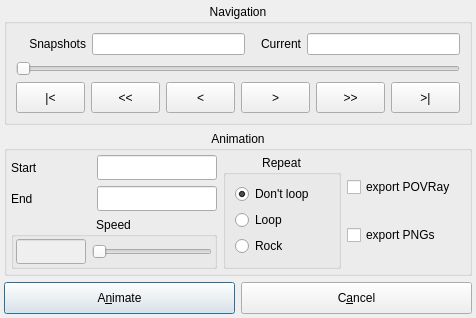
The window that source/VIEW/DIALOGS/snapShotVisualisation.ui (BALL-Project/ball) describes before a commit, drawn with Qt 5.
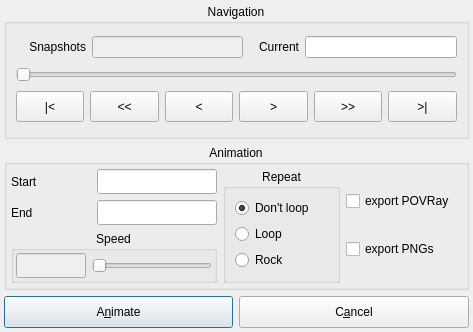
The same window after the commit.

```diff
--- a/source/VIEW/DIALOGS/snapShotVisualisation.ui
+++ b/source/VIEW/DIALOGS/snapShotVisualisation.ui
@@ -5,8 +5,8 @@
    <rect>
     <x>0</x>
     <y>0</y>
-    <width>476</width>
-    <height>304</height>
+    <width>473</width>
+    <height>332</height>
    </rect>
   </property>
   <property name="minimumSize" >
@@ -251,7 +251,7 @@
       <item row="0" column="1" >
        <widget class="QLineEdit" name="numberOfSnapshots" >
         <property name="enabled" >
-         <bool>true</bool>
+         <bool>false</bool>
         </property>
         <property name="minimumSize" >
          <size>
@@ -497,469 +497,265 @@
              <property name="palette" >
               <palette>
                <active>
-                <colorrole role="WindowText" >
-                 <brush brushstyle="SolidPattern" >
-                  <color alpha="255" >
+                <color>
                    <red>0</red>
                    <green>0</green>
                    <blue>0</blue>
                   </color>
-                 </brush>
-                </colorrole>
-                <colorrole role="Button" >
-                 <brush brushstyle="SolidPattern" >
-                  <color alpha="255" >
+                <color>
                    <red>221</red>
                    <green>223</green>
                    <blue>228</blue>
                   </color>
-                 </brush>
-                </colorrole>
-                <colorrole role="Light" >
-                 <brush brushstyle="SolidPattern" >
-                  <color alpha="255" >
+                <color>
                    <red>255</red>
                    <green>255</green>
                    <blue>255</blue>
                   </color>
-                 </brush>
-                </colorrole>
-                <colorrole role="Midlight" >
-                 <brush brushstyle="SolidPattern" >
-                  <color alpha="255" >
+                <color>
                    <red>255</red>
                    <green>255</green>
                    <blue>255</blue>
                   </color>
-                 </brush>
-                </colorrole>
-                <colorrole role="Dark" >
-                 <brush brushstyle="SolidPattern" >
-                  <color alpha="255" >
+                <color>
                    <red>85</red>
                    <green>85</green>
                    <blue>85</blue>
                   </color>
-                 </brush>
-                </colorrole>
-                <colorrole role="Mid" >
-                 <brush brushstyle="SolidPattern" >
-                  <color alpha="255" >
+                <color>
                    <red>199</red>
                    <green>199</green>
                    <blue>199</blue>
                   </color>
-                 </brush>
-                </colorrole>
-                <colorrole role="Text" >
-                 <brush brushstyle="SolidPattern" >
-                  <color alpha="255" >
+                <color>
                    <red>0</red>
                    <green>0</green>
                    <blue>0</blue>
                   </color>
-                 </brush>
-                </colorrole>
-                <colorrole role="BrightText" >
-                 <brush brushstyle="SolidPattern" >
-                  <color alpha="255" >
+                <color>
                    <red>255</red>
                    <green>255</green>
                    <blue>255</blue>
                   </color>
-                 </brush>
-                </colorrole>
-                <colorrole role="ButtonText" >
-                 <brush brushstyle="SolidPattern" >
-                  <color alpha="255" >
+                <color>
                    <red>0</red>
                    <green>0</green>
                    <blue>0</blue>
                   </color>
-                 </brush>
-                </colorrole>
-                <colorrole role="Base" >
-                 <brush brushstyle="SolidPattern" >
-                  <color alpha="255" >
+                <color>
                    <red>255</red>
                    <green>255</green>
                    <blue>255</blue>
                   </color>
-                 </brush>
-                </colorrole>
-                <colorrole role="Window" >
-                 <brush brushstyle="SolidPattern" >
-                  <color alpha="255" >
+                <color>
                    <red>239</red>
                    <green>239</green>
                    <blue>239</blue>
                   </color>
-                 </brush>
-                </colorrole>
-                <colorrole role="Shadow" >
-                 <brush brushstyle="SolidPattern" >
-                  <color alpha="255" >
+                <color>
                    <red>0</red>
                    <green>0</green>
                    <blue>0</blue>
                   </color>
-                 </brush>
-                </colorrole>
-                <colorrole role="Highlight" >
-                 <brush brushstyle="SolidPattern" >
-                  <color alpha="255" >
+                <color>
                    <red>103</red>
                    <green>141</green>
                    <blue>178</blue>
                   </color>
-                 </brush>
-                </colorrole>
-                <colorrole role="HighlightedText" >
-                 <brush brushstyle="SolidPattern" >
-                  <color alpha="255" >
+                <color>
                    <red>255</red>
                    <green>255</green>
                    <blue>255</blue>
                   </color>
-                 </brush>
-                </colorrole>
-                <colorrole role="Link" >
-                 <brush brushstyle="SolidPattern" >
-                  <color alpha="255" >
+                <color>
                    <red>0</red>
                    <green>0</green>
                    <blue>238</blue>
                   </color>
-                 </brush>
-                </colorrole>
-                <colorrole role="LinkVisited" >
-                 <brush brushstyle="SolidPattern" >
-                  <color alpha="255" >
+                <color>
                    <red>82</red>
                    <green>24</green>
                    <blue>139</blue>
                   </color>
-                 </brush>
-                </colorrole>
-                <colorrole role="AlternateBase" >
-                 <brush brushstyle="SolidPattern" >
-                  <color alpha="255" >
+                <color>
                    <red>232</red>
                    <green>232</green>
                    <blue>232</blue>
                   </color>
-                 </brush>
-                </colorrole>
                </active>
                <inactive>
-                <colorrole role="WindowText" >
-                 <brush brushstyle="SolidPattern" >
-                  <color alpha="255" >
+                <color>
                    <red>0</red>
                    <green>0</green>
                    <blue>0</blue>
                   </color>
-                 </brush>
-                </colorrole>
-                <colorrole role="Button" >
-                 <brush brushstyle="SolidPattern" >
-                  <color alpha="255" >
+                <color>
                    <red>221</red>
                    <green>223</green>
                    <blue>228</blue>
                   </color>
-                 </brush>
-                </colorrole>
-                <colorrole role="Light" >
-                 <brush brushstyle="SolidPattern" >
-                  <color alpha="255" >
+                <color>
                    <red>255</red>
                    <green>255</green>
                    <blue>255</blue>
                   </color>
-                 </brush>
-                </colorrole>
-                <colorrole role="Midlight" >
-                 <brush brushstyle="SolidPattern" >
-                  <color alpha="255" >
+                <color>
                    <red>255</red>
                    <green>255</green>
                    <blue>255</blue>
                   </color>
-                 </brush>
-                </colorrole>
-                <colorrole role="Dark" >
-                 <brush brushstyle="SolidPattern" >
-                  <color alpha="255" >
+                <color>
                    <red>85</red>
                    <green>85</green>
                    <blue>85</blue>
                   </color>
-                 </brush>
-                </colorrole>
-                <colorrole role="Mid" >
-                 <brush brushstyle="SolidPattern" >
-                  <color alpha="255" >
+                <color>
                    <red>199</red>
                    <green>199</green>
                    <blue>199</blue>
                   </color>
-                 </brush>
-                </colorrole>
-                <colorrole role="Text" >
-                 <brush brushstyle="SolidPattern" >
-                  <color alpha="255" >
+                <color>
                    <red>0</red>
                    <green>0</green>
                    <blue>0</blue>
                   </color>
-                 </brush>
-                </colorrole>
-                <colorrole role="BrightText" >
-                 <brush brushstyle="SolidPattern" >
-                  <color alpha="255" >
+                <color>
                    <red>255</red>
                    <green>255</green>
                    <blue>255</blue>
                   </color>
-                 </brush>
-                </colorrole>
-                <colorrole role="ButtonText" >
-                 <brush brushstyle="SolidPattern" >
-                  <color alpha="255" >
+                <color>
                    <red>0</red>
                    <green>0</green>
                    <blue>0</blue>
                   </color>
-                 </brush>
-                </colorrole>
-                <colorrole role="Base" >
-                 <brush brushstyle="SolidPattern" >
-                  <color alpha="255" >
+                <color>
                    <red>255</red>
                    <green>255</green>
                    <blue>255</blue>
                   </color>
-                 </brush>
-                </colorrole>
-                <colorrole role="Window" >
-                 <brush brushstyle="SolidPattern" >
-                  <color alpha="255" >
+                <color>
                    <red>239</red>
                    <green>239</green>
                    <blue>239</blue>
                   </color>
-                 </brush>
-                </colorrole>
-                <colorrole role="Shadow" >
-                 <brush brushstyle="SolidPattern" >
-                  <color alpha="255" >
+                <color>
                    <red>0</red>
                    <green>0</green>
                    <blue>0</blue>
                   </color>
-                 </brush>
-                </colorrole>
-                <colorrole role="Highlight" >
-                 <brush brushstyle="SolidPattern" >
-                  <color alpha="255" >
+                <color>
                    <red>103</red>
                    <green>141</green>
                    <blue>178</blue>
                   </color>
-                 </brush>
-                </colorrole>
-                <colorrole role="HighlightedText" >
-                 <brush brushstyle="SolidPattern" >
-                  <color alpha="255" >
+                <color>
                    <red>255</red>
                    <green>255</green>
                    <blue>255</blue>
                   </color>
-                 </brush>
-                </colorrole>
-                <colorrole role="Link" >
-                 <brush brushstyle="SolidPattern" >
-                  <color alpha="255" >
+                <color>
                    <red>0</red>
                    <green>0</green>
                    <blue>238</blue>
                   </color>
-                 </brush>
-                </colorrole>
-                <colorrole role="LinkVisited" >
-                 <brush brushstyle="SolidPattern" >
-                  <color alpha="255" >
+                <color>
                    <red>82</red>
                    <green>24</green>
                    <blue>139</blue>
                   </color>
-                 </brush>
-                </colorrole>
-                <colorrole role="AlternateBase" >
-                 <brush brushstyle="SolidPattern" >
-                  <color alpha="255" >
+                <color>
                    <red>232</red>
                    <green>232</green>
                    <blue>232</blue>
                   </color>
-                 </brush>
-                </colorrole>
                </inactive>
                <disabled>
-                <colorrole role="WindowText" >
-                 <brush brushstyle="SolidPattern" >
-                  <color alpha="255" >
+                <color>
                    <red>128</red>
                    <green>128</green>
                    <blue>128</blue>
                   </color>
-                 </brush>
-                </colorrole>
-                <colorrole role="Button" >
-                 <brush brushstyle="SolidPattern" >
-                  <color alpha="255" >
+                <color>
                    <red>221</red>
                    <green>223</green>
                    <blue>228</blue>
                   </color>
-                 </brush>
-                </colorrole>
-                <colorrole role="Light" >
-                 <brush brushstyle="SolidPattern" >
-                  <color alpha="255" >
+                <color>
                    <red>255</red>
                    <green>255</green>
                    <blue>255</blue>
                   </color>
-                 </brush>
-                </colorrole>
-                <colorrole role="Midlight" >
-                 <brush brushstyle="SolidPattern" >
-                  <color alpha="255" >
+                <color>
                    <red>255</red>
                    <green>255</green>
                    <blue>255</blue>
                   </color>
-                 </brush>
-                </colorrole>
-                <colorrole role="Dark" >
-                 <brush brushstyle="SolidPattern" >
-                  <color alpha="255" >
+                <color>
                    <red>85</red>
                    <green>85</green>
                    <blue>85</blue>
                   </color>
-                 </brush>
-                </colorrole>
-                <colorrole role="Mid" >
-                 <brush brushstyle="SolidPattern" >
-                  <color alpha="255" >
+                <color>
                    <red>199</red>
                    <green>199</green>
                    <blue>199</blue>
                   </color>
-                 </brush>
-                </colorrole>
-                <colorrole role="Text" >
-                 <brush brushstyle="SolidPattern" >
-                  <color alpha="255" >
+                <color>
                    <red>199</red>
                    <green>199</green>
                    <blue>199</blue>
                   </color>
-                 </brush>
-                </colorrole>
-                <colorrole role="BrightText" >
-                 <brush brushstyle="SolidPattern" >
-                  <color alpha="255" >
+                <color>
                    <red>255</red>
                    <green>255</green>
                    <blue>255</blue>
                   </color>
-                 </brush>
-                </colorrole>
-                <colorrole role="ButtonText" >
-                 <brush brushstyle="SolidPattern" >
-                  <color alpha="255" >
+                <color>
                    <red>128</red>
                    <green>128</green>
                    <blue>128</blue>
                   </color>
-                 </brush>
-                </colorrole>
-                <colorrole role="Base" >
-                 <brush brushstyle="SolidPattern" >
-                  <color alpha="255" >
+                <color>
                    <red>239</red>
                    <green>239</green>
                    <blue>239</blue>
                   </color>
-                 </brush>
-                </colorrole>
-                <colorrole role="Window" >
-                 <brush brushstyle="SolidPattern" >
-                  <color alpha="255" >
+                <color>
                    <red>239</red>
                    <green>239</green>
                    <blue>239</blue>
                   </color>
-                 </brush>
-                </colorrole>
-                <colorrole role="Shadow" >
-                 <brush brushstyle="SolidPattern" >
-                  <color alpha="255" >
+                <color>
                    <red>0</red>
                    <green>0</green>
                    <blue>0</blue>
                   </color>
-                 </brush>
-                </colorrole>
-                <colorrole role="Highlight" >
-                 <brush brushstyle="SolidPattern" >
-                  <color alpha="255" >
+                <color>
                    <red>86</red>
                    <green>117</green>
                    <blue>148</blue>
                   </color>
-                 </brush>
-                </colorrole>
-                <colorrole role="HighlightedText" >
-                 <brush brushstyle="SolidPattern" >
-                  <color alpha="255" >
+                <color>
                    <red>255</red>
                    <green>255</green>
                    <blue>255</blue>
                   </color>
-                 </brush>
-                </colorrole>
-                <colorrole role="Link" >
-                 <brush brushstyle="SolidPattern" >
-                  <color alpha="255" >
+                <color>
                    <red>0</red>
                    <green>0</green>
                    <blue>238</blue>
                   </color>
-                 </brush>
-                </colorrole>
-                <colorrole role="LinkVisited" >
-                 <brush brushstyle="SolidPattern" >
-                  <color alpha="255" >
+                <color>
                    <red>82</red>
                    <green>24</green>
                    <blue>139</blue>
                   </color>
-                 </brush>
-                </colorrole>
-                <colorrole role="AlternateBase" >
-                 <brush brushstyle="SolidPattern" >
-                  <color alpha="255" >
+                <color>
                    <red>232</red>
                    <green>232</green>
                    <blue>232</blue>
                   </color>
-                 </brush>
-                </colorrole>
                </disabled>
               </palette>
              </property>
```
Left out of the diff: 4 changed lines with no effect on the pictures. Lines whose indentation alone changed are shown as unchanged.
